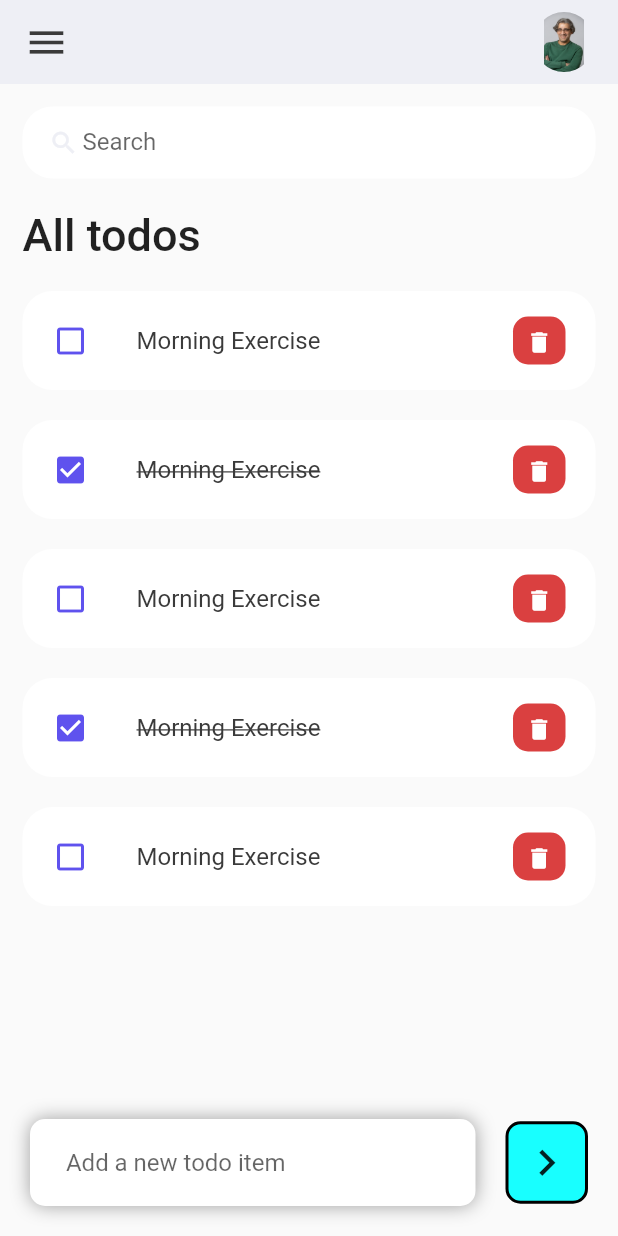
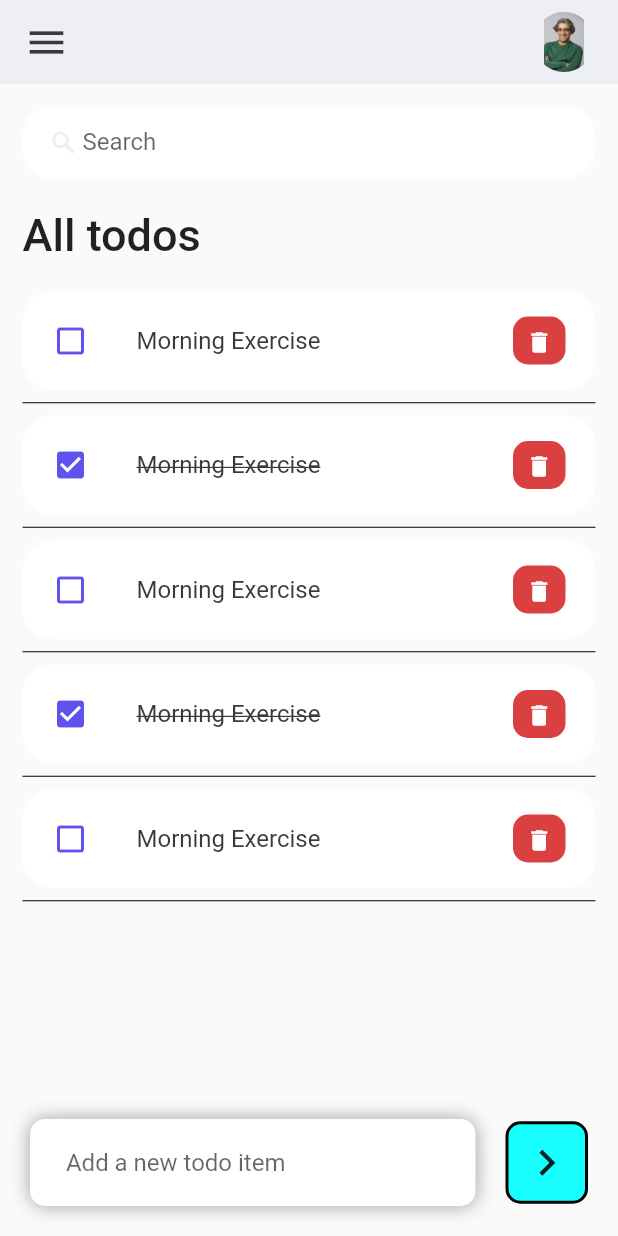
Before and after one commit to nureddinelmas/ToDoAppInFlutter, a Flutter app: the screen it shows after launch, on a phone screen of 412 x 824 dp. Run offline on Flutter 3.47's test engine with Material 2 defaults, Android fonts, the phone set to English and light mode, and no system bars.

Commit message:
added new things

```diff
--- a/lib/widgets/todo_item.dart
+++ b/lib/widgets/todo_item.dart
@@ -18,8 +18,9 @@ class ToDoItem extends StatelessWidget {
 
   @override
   Widget build(BuildContext context) {
-    return Container(
-      margin: EdgeInsets.only(bottom: 20),
+    return Column(
+      children: [
+        Container(
           child: ListTile(
             onTap: () {
               debugPrint("Clicked on Todo item");
@@ -61,6 +62,12 @@ class ToDoItem extends StatelessWidget {
               ),
             ),
           ),
+        ),
+        Divider(
+          height: 17,
+          color: Colors.black,
+        ),
+      ],
     );
   }
 }
```
Lines whose indentation alone changed are shown as unchanged.
